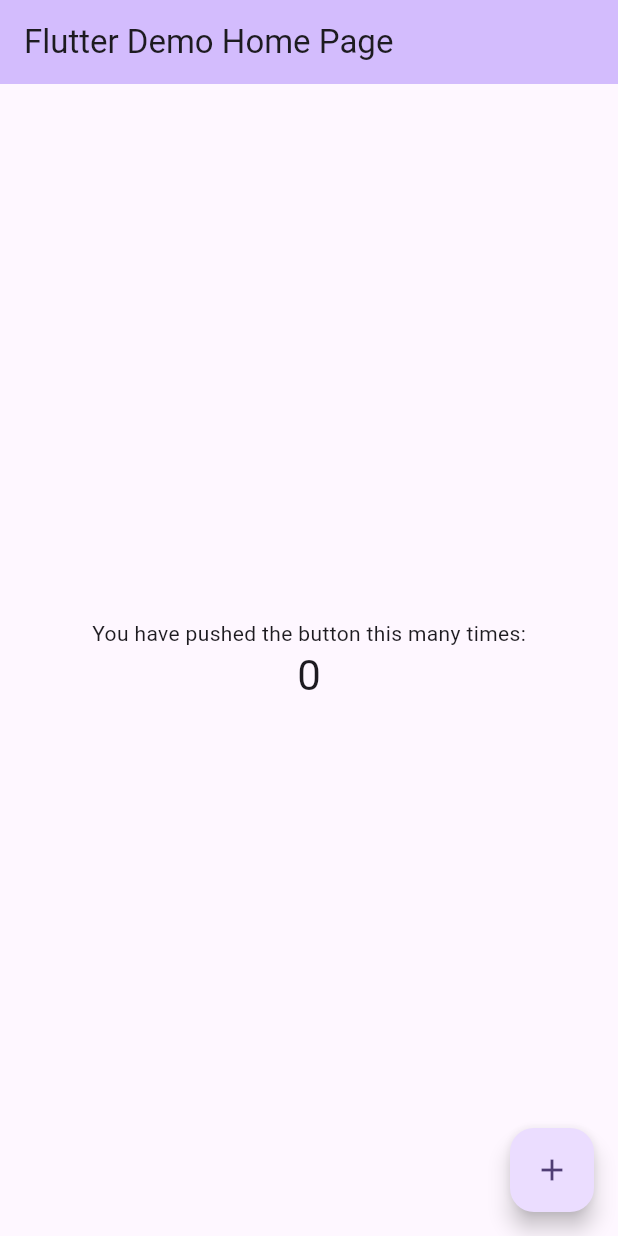
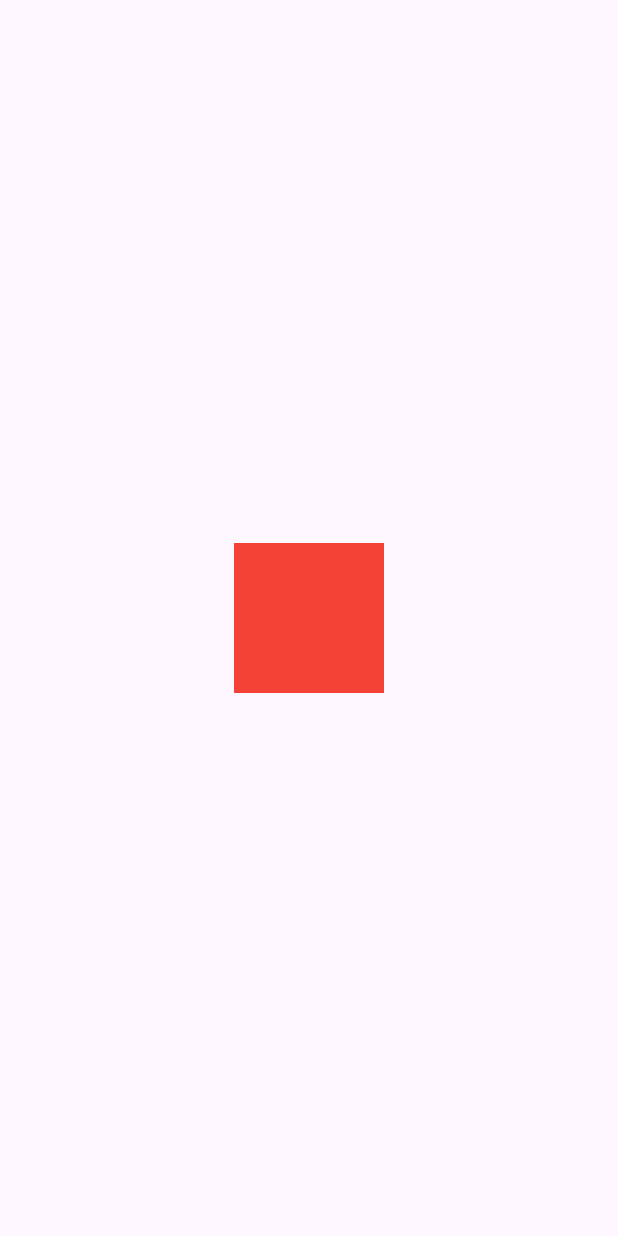
Before and after one commit to Mohamed-Husien/animation-course-, a Flutter app: the screen it shows after launch, on a phone screen of 412 x 824 dp. Run offline on Flutter 3.47's test engine with Material 3 defaults, Android fonts, the light colour scheme and no system bars.

Commit message:
example of implicit animation using animatedContainer

```diff
--- a/lib/main.dart
+++ b/lib/main.dart
@@ -1,125 +1,15 @@
+import 'package:animation_course_app/widgets/home_page.dart';
 import 'package:flutter/material.dart';
 
 void main() {
-  runApp(const MyApp());
+  runApp(const AnimationApp());
 }
 
-class MyApp extends StatelessWidget {
-  const MyApp({super.key});
-
-  // This widget is the root of your application.
-  @override
-  Widget build(BuildContext context) {
-    return MaterialApp(
-      title: 'Flutter Demo',
-      theme: ThemeData(
-        // This is the theme of your application.
-        //
-        // TRY THIS: Try running your application with "flutter run". You'll see
-        // the application has a purple toolbar. Then, without quitting the app,
-        // try changing the seedColor in the colorScheme below to Colors.green
-        // and then invoke "hot reload" (save your changes or press the "hot
-        // reload" button in a Flutter-supported IDE, or press "r" if you used
-        // the command line to start the app).
-        //
-        // Notice that the counter didn't reset back to zero; the application
-        // state is not lost during the reload. To reset the state, use hot
-        // restart instead.
-        //
-        // This works for code too, not just values: Most code changes can be
-        // tested with just a hot reload.
-        colorScheme: ColorScheme.fromSeed(seedColor: Colors.deepPurple),
-        useMaterial3: true,
-      ),
-      home: const MyHomePage(title: 'Flutter Demo Home Page'),
-    );
-  }
-}
-
-class MyHomePage extends StatefulWidget {
-  const MyHomePage({super.key, required this.title});
-
-  // This widget is the home page of your application. It is stateful, meaning
-  // that it has a State object (defined below) that contains fields that affect
-  // how it looks.
-
-  // This class is the configuration for the state. It holds the values (in this
-  // case the title) provided by the parent (in this case the App widget) and
-  // used by the build method of the State. Fields in a Widget subclass are
-  // always marked "final".
-
-  final String title;
-
-  @override
-  State<MyHomePage> createState() => _MyHomePageState();
-}
-
-class _MyHomePageState extends State<MyHomePage> {
-  int _counter = 0;
-
-  void _incrementCounter() {
-    setState(() {
-      // This call to setState tells the Flutter framework that something has
-      // changed in this State, which causes it to rerun the build method below
-      // so that the display can reflect the updated values. If we changed
-      // _counter without calling setState(), then the build method would not be
-      // called again, and so nothing would appear to happen.
-      _counter++;
-    });
-  }
+class AnimationApp extends StatelessWidget {
+  const AnimationApp({super.key});
 
   @override
   Widget build(BuildContext context) {
-    // This method is rerun every time setState is called, for instance as done
-    // by the _incrementCounter method above.
-    //
-    // The Flutter framework has been optimized to make rerunning build methods
-    // fast, so that you can just rebuild anything that needs updating rather
-    // than having to individually change instances of widgets.
-    return Scaffold(
-      appBar: AppBar(
-        // TRY THIS: Try changing the color here to a specific color (to
-        // Colors.amber, perhaps?) and trigger a hot reload to see the AppBar
-        // change color while the other colors stay the same.
-        backgroundColor: Theme.of(context).colorScheme.inversePrimary,
-        // Here we take the value from the MyHomePage object that was created by
-        // the App.build method, and use it to set our appbar title.
-        title: Text(widget.title),
-      ),
-      body: Center(
-        // Center is a layout widget. It takes a single child and positions it
-        // in the middle of the parent.
-        child: Column(
-          // Column is also a layout widget. It takes a list of children and
-          // arranges them vertically. By default, it sizes itself to fit its
-          // children horizontally, and tries to be as tall as its parent.
-          //
-          // Column has various properties to control how it sizes itself and
-          // how it positions its children. Here we use mainAxisAlignment to
-          // center the children vertically; the main axis here is the vertical
-          // axis because Columns are vertical (the cross axis would be
-          // horizontal).
-          //
-          // TRY THIS: Invoke "debug painting" (choose the "Toggle Debug Paint"
-          // action in the IDE, or press "p" in the console), to see the
-          // wireframe for each widget.
-          mainAxisAlignment: MainAxisAlignment.center,
-          children: <Widget>[
-            const Text(
-              'You have pushed the button this many times:',
-            ),
-            Text(
-              '$_counter',
-              style: Theme.of(context).textTheme.headlineMedium,
-            ),
-          ],
-        ),
-      ),
-      floatingActionButton: FloatingActionButton(
-        onPressed: _incrementCounter,
-        tooltip: 'Increment',
-        child: const Icon(Icons.add),
-      ), // This trailing comma makes auto-formatting nicer for build methods.
-    );
+    return const MaterialApp(home: HomePage());
   }
 }
--- /dev/null
+++ b/lib/widgets/home_page.dart
@@ -0,0 +1,47 @@
+import 'package:flutter/material.dart';
+
+class HomePage extends StatefulWidget {
+  const HomePage({super.key});
+
+  @override
+  State<HomePage> createState() => _HomePageState();
+}
+
+class _HomePageState extends State<HomePage> {
+  double w = 100;
+  double h = 100;
+  Color containerColor = Colors.red;
+  double br = 0;
+  @override
+  Widget build(BuildContext context) {
+    return Scaffold(
+      body: Center(
+        child: InkWell(
+          onDoubleTap: () {
+            w = 100;
+            h = 100;
+            containerColor = Colors.red;
+            br = 0;
+            setState(() {});
+          },
+          onTap: () {
+            w = 200;
+            h = 200;
+            containerColor = Colors.blue;
+            br = 32;
+            setState(() {});
+          },
+          child: AnimatedContainer(
+            width: w,
+            height: h,
+            duration: const Duration(seconds: 1),
+            decoration: BoxDecoration(
+              borderRadius: BorderRadius.circular(br),
+              color: containerColor,
+            ),
+          ),
+        ),
+      ),
+    );
+  }
+}
```
